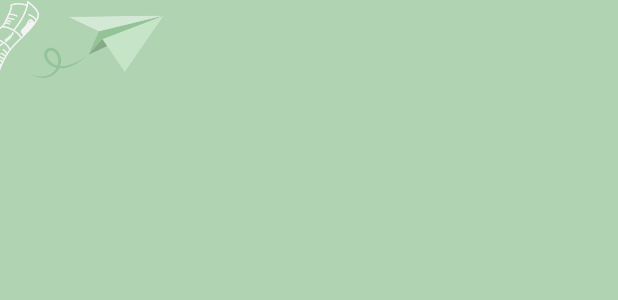
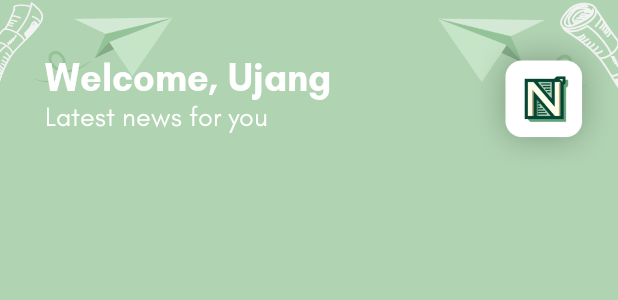
Before and after one commit to DaffaPutraS/newspedia, an Android app: the layout fragment_home.xml on its own in the app's theme, with its tools: preview values and no code run, on a phone screen of 412 x 824 dp. Shown: the top 300 px of the screen. Run offline under Robolectric (Android 15) with nearby library versions, the phone set to English and light mode, and no system bars.

Commit message:
update assets fragment_home.xml

```diff
--- a/app/src/main/java/com/example/newspedia/SplashActivity.java
+++ b/app/src/main/java/com/example/newspedia/SplashActivity.java
@@ -15,7 +15,7 @@ public class SplashActivity extends AppCompatActivity {
         new Handler().postDelayed(new Runnable() {
             @Override
             public void run() {
-                startActivity(new Intent(SplashActivity.this, Welcome.class));
+                startActivity(new Intent(SplashActivity.this, MainActivity.class));
                 finish();
             }
         }, 3000);
--- a/app/src/main/res/layout/fragment_home.xml
+++ b/app/src/main/res/layout/fragment_home.xml
@@ -15,13 +15,66 @@
 
         <ImageView
             android:id="@+id/imageView4"
-            android:layout_width="154dp"
-            android:layout_height="96dp"
-            android:layout_marginStart="-45dp"
+            android:layout_width="200dp"
+            android:layout_height="100dp"
+            android:layout_marginStart="-65dp"
             android:layout_marginTop="-20dp"
             android:src="@drawable/pesawat"
             app:layout_constraintStart_toStartOf="parent"
             app:layout_constraintTop_toTopOf="parent" />
+
+        <ImageView
+            android:id="@+id/imageView5"
+            android:layout_width="150dp"
+            android:layout_height="100dp"
+            android:layout_marginTop="-14dp"
+            android:layout_marginEnd="-30dp"
+            android:src="@drawable/pesawat2"
+            app:layout_constraintEnd_toEndOf="parent"
+            app:layout_constraintTop_toTopOf="parent" />
+
+        <androidx.constraintlayout.widget.ConstraintLayout
+            android:layout_width="wrap_content"
+            android:layout_height="wrap_content"
+            android:layout_marginStart="30dp"
+            android:layout_marginTop="35dp"
+            app:layout_constraintStart_toStartOf="parent"
+            app:layout_constraintTop_toTopOf="parent">
+
+            <TextView
+                android:id="@+id/textView9"
+                android:layout_width="wrap_content"
+                android:layout_height="wrap_content"
+                android:fontFamily="@font/glacial_blod"
+                android:text="Welcome, Ujang"
+                android:textColor="#FFFFFF"
+                android:textSize="25sp"
+                app:layout_constraintStart_toStartOf="parent"
+                app:layout_constraintTop_toTopOf="parent" />
+
+            <TextView
+                android:id="@+id/textView11"
+                android:layout_width="wrap_content"
+                android:layout_height="wrap_content"
+                android:fontFamily="@font/glacial_reguler"
+                android:text="Latest news for you"
+                android:textColor="#FFFFFF"
+                android:textSize="18sp"
+                app:layout_constraintStart_toStartOf="parent"
+                app:layout_constraintTop_toBottomOf="@+id/textView9" />
+
+        </androidx.constraintlayout.widget.ConstraintLayout>
+
+        <ImageView
+            android:id="@+id/imageView7"
+            android:layout_width="100dp"
+            android:layout_height="100dp"
+            android:layout_marginTop="15dp"
+            android:src="@drawable/minilogo"
+            app:layout_constraintEnd_toEndOf="parent"
+            app:layout_constraintTop_toTopOf="parent"
+            app:srcCompat="@drawable/minilogo" />
+
     </androidx.constraintlayout.widget.ConstraintLayout>
 
 </FrameLayout>
```
Also changed, not shown: app/src/main/res/drawable/minilogo.png (added).
